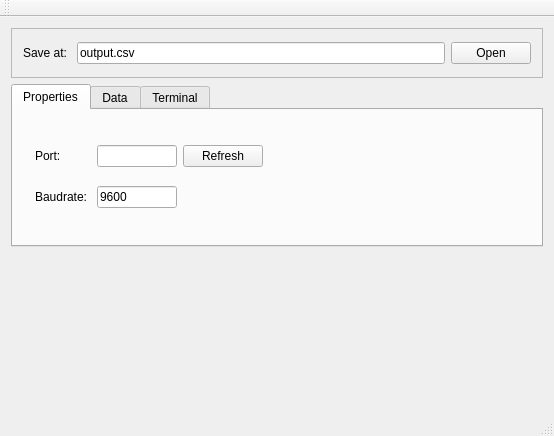
First picture: the form in GUI/mainwindow.ui, repository jcbedoyam/AbacusSoftware, before the edit.
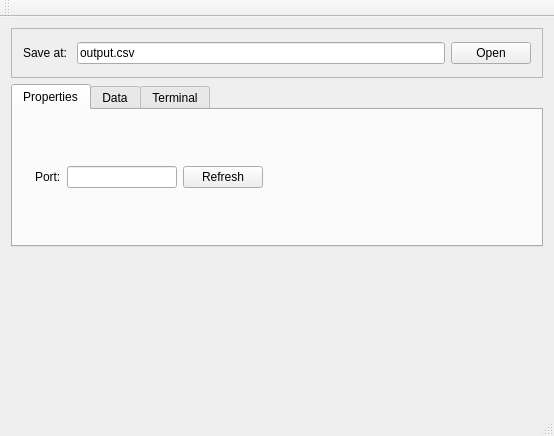
Second picture: the form after the edit.

```diff
--- a/GUI/mainwindow.ui
+++ b/GUI/mainwindow.ui
@@ -98,26 +98,6 @@
              </property>
             </widget>
            </item>
-           <item row="2" column="1">
-            <widget class="QLineEdit" name="baudrate_line">
-             <property name="minimumSize">
-              <size>
-               <width>80</width>
-               <height>0</height>
-              </size>
-             </property>
-             <property name="text">
-              <string>9600</string>
-             </property>
-            </widget>
-           </item>
-           <item row="2" column="0">
-            <widget class="QLabel" name="label_3">
-             <property name="text">
-              <string>Baudrate: </string>
-             </property>
-            </widget>
-           </item>
            <item row="0" column="1">
             <widget class="QLineEdit" name="port_line">
              <property name="minimumSize">
```
Left out of the diff: 1 changed line with no effect on the pictures.
